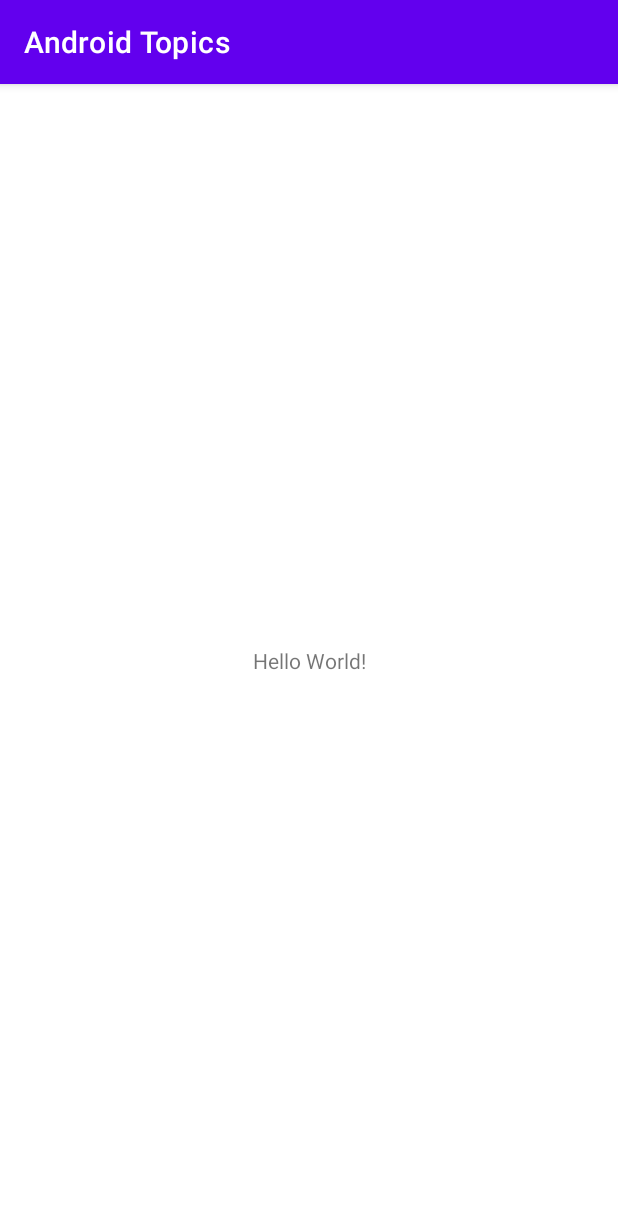
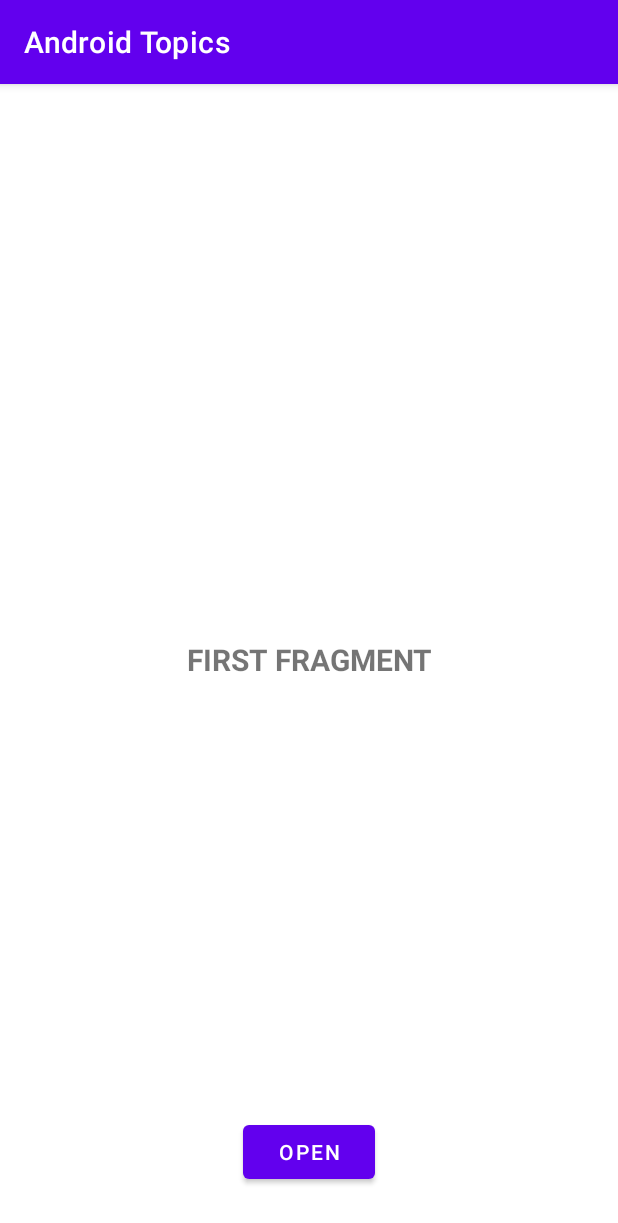
Before and after one commit to AKasparavicius/AndroidTopics, an Android app: the screen it shows after launch (MainActivity), on a phone screen of 412 x 824 dp. Shown: the top 1223 px of the screen. Run offline under Robolectric (Android 15) with nearby library versions, the phone set to English and light mode, and no system bars.

Commit message:
Setup navGraph between two fragments

```diff
--- a/app/src/main/java/lt/arnas/androidtopics/first_fragment/FirstFragment.kt
+++ b/app/src/main/java/lt/arnas/androidtopics/first_fragment/FirstFragment.kt
@@ -7,6 +7,7 @@ import android.view.ViewGroup
 import androidx.appcompat.app.AppCompatActivity
 import androidx.fragment.app.Fragment
 import androidx.fragment.app.viewModels
+import androidx.navigation.findNavController
 import lt.arnas.androidtopics.R
 import lt.arnas.androidtopics.databinding.FragmentFirstBinding
 
@@ -25,6 +26,14 @@ class FirstFragment : Fragment() {
         return binding.root
     }
 
+    override fun onViewCreated(view: View, savedInstanceState: Bundle?) {
+        super.onViewCreated(view, savedInstanceState)
+        binding.openButton.setOnClickListener { view ->
+            view.findNavController().navigate(R.id.action_firstFragment_to_secondFragment)
+
+        }
+    }
+
     override fun onDestroy() {
         super.onDestroy()
     }
--- a/app/src/main/res/layout/activity_main.xml
+++ b/app/src/main/res/layout/activity_main.xml
@@ -6,13 +6,13 @@
     android:layout_height="match_parent"
     tools:context=".common.MainActivity">
 
-    <TextView
-        android:layout_width="wrap_content"
-        android:layout_height="wrap_content"
-        android:text="Hello World!"
-        app:layout_constraintBottom_toBottomOf="parent"
-        app:layout_constraintEnd_toEndOf="parent"
-        app:layout_constraintStart_toStartOf="parent"
-        app:layout_constraintTop_toTopOf="parent" />
+    <androidx.fragment.app.FragmentContainerView
+        android:id="@+id/fragmentContainerView"
+        android:name="androidx.navigation.fragment.NavHostFragment"
+        android:layout_width="match_parent"
+        android:layout_height="match_parent"
+        app:defaultNavHost="true"
+        app:navGraph="@navigation/nav_graph"
+        />
 
 </androidx.constraintlayout.widget.ConstraintLayout>
--- /dev/null
+++ b/app/src/main/res/navigation/nav_graph.xml
@@ -0,0 +1,22 @@
+<?xml version="1.0" encoding="utf-8"?>
+<navigation xmlns:android="http://schemas.android.com/apk/res/android"
+    xmlns:app="http://schemas.android.com/apk/res-auto"
+    xmlns:tools="http://schemas.android.com/tools"
+    android:id="@+id/nav_graph"
+    app:startDestination="@id/firstFragment">
+
+    <fragment
+        android:id="@+id/firstFragment"
+        android:name="lt.arnas.androidtopics.first_fragment.FirstFragment"
+        android:label="fragment_first"
+        tools:layout="@layout/fragment_first" >
+        <action
+            android:id="@+id/action_firstFragment_to_secondFragment"
+            app:destination="@id/secondFragment" />
+    </fragment>
+    <fragment
+        android:id="@+id/secondFragment"
+        android:name="lt.arnas.androidtopics.second_fragment.SecondFragment"
+        android:label="fragment_second"
+        tools:layout="@layout/fragment_second" />
+</navigation>
```
